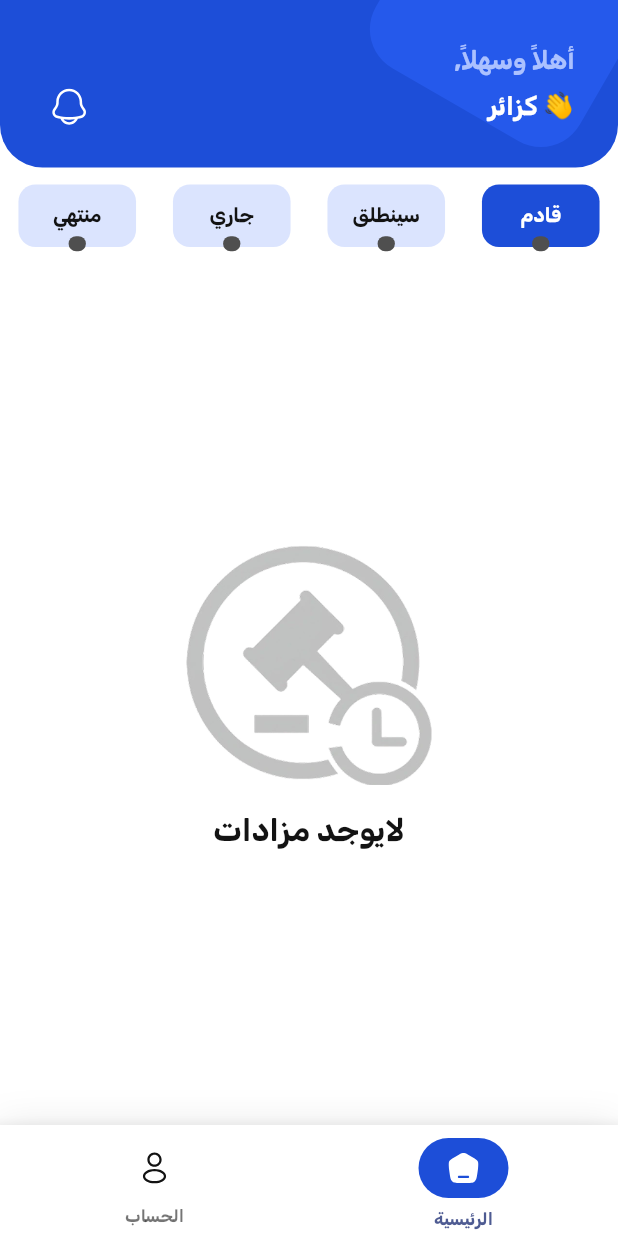
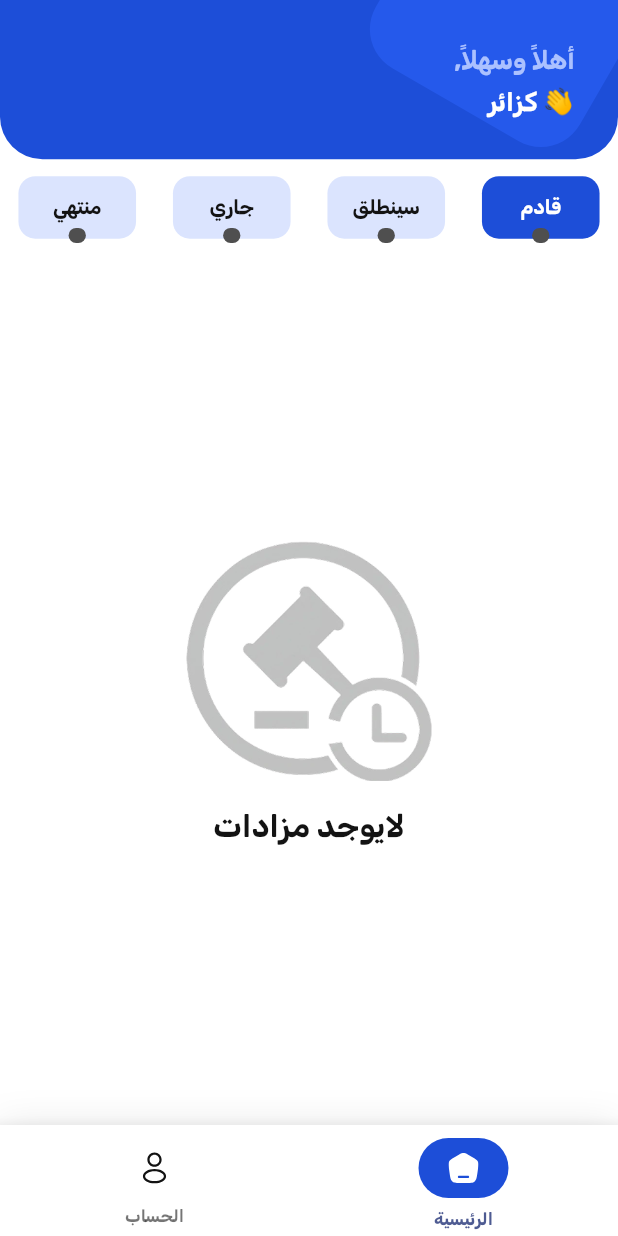
Before and after one commit to M1-Hisham/Mzaodina-App, a Flutter app: the screen it shows after launch, on a phone screen of 412 x 824 dp. Run offline on Flutter 3.47's test engine with Material 3 defaults, Android fonts, the light colour scheme and no system bars; our stand-ins replace cached_network_image, dartz, dio, firebase_core, firebase_messaging, flutter_bloc and 16 more; missing offline and left inert: uni_country_city_picker; accounts and stored records are empty; generated files the repository leaves out were written again; network calls fail; project files that could hold a hidden picture were left out.

Commit message:
`Refactor custom app bar widget to use flutter_svg instead of svg package and add flashing notification dot`

```diff
--- a/lib/feature/home/ui/view/widget/custom_app_bar_home.dart
+++ b/lib/feature/home/ui/view/widget/custom_app_bar_home.dart
@@ -1,7 +1,7 @@
 import 'package:flutter/material.dart';
 import 'package:flutter_bloc/flutter_bloc.dart';
 import 'package:flutter_screenutil/flutter_screenutil.dart';
-import 'package:flutter_svg/svg.dart';
+import 'package:flutter_svg/flutter_svg.dart';
 import 'package:mzaodina_app/core/DI/setup_get_it.dart';
 import 'package:mzaodina_app/core/resources/resources.dart';
 import 'package:mzaodina_app/core/router/app_routes.dart';
@@ -40,7 +40,6 @@ class CustomAppBarHome extends StatelessWidget {
                     'أهلاً وسهلاً,',
                     style: R.textStyles.font18GreyW500Light,
                   ),
-
                   SizedBox(height: 7.h),
                   Row(
                     children: [
@@ -61,11 +60,6 @@ class CustomAppBarHome extends StatelessWidget {
                               '👋 ${state.userModel.data?.username ?? ''}',
                               style: R.textStyles.font18WhiteW500Light,
                             );
-                          } else if (state is UserDataError) {
-                            return Text(
-                              '👋 كزائر',
-                              style: R.textStyles.font18WhiteW500Light,
-                            );
                           } else {
                             return Text(
                               '👋 كزائر',
@@ -74,56 +68,54 @@ class CustomAppBarHome extends StatelessWidget {
                           }
                         },
                       ),
-                      Spacer(),
-                      BlocProvider(
-                        create:
-                            (context) =>
-                                getIt<GetNotificationCubit>()
+
+                      const Spacer(),
+
+                      /// الإشعارات تظهر فقط لو المستخدم مسجل دخول
+                      BlocBuilder<UserDataCubit, UserDataState>(
+                        builder: (context, userState) {
+                          if (userState is UserDataSuccess) {
+                            return BlocProvider(
+                              create: (context) => getIt<GetNotificationCubit>()
                                 ..fetchNotifications(null),
-                        child: BlocBuilder<
-                          GetNotificationCubit,
-                          GetAllNotificationState
-                        >(
-                          builder: (context, state) {
+                              child: BlocBuilder<GetNotificationCubit,
+                                  GetAllNotificationState>(
+                                builder: (context, notifState) {
+                                  final hasNotifications =
+                                      notifState is GetAllNotificationSuccess &&
+                                          notifState.response.notifications.data
+                                              .isNotEmpty;
+
                                   return Stack(
                                     children: [
                                       InkWell(
-                                  onTap:
-                                      () => Navigator.pushNamed(
+                                        onTap: () {
+                                          Navigator.pushNamed(
                                             context,
                                             AppRoutes.notificationsScreenRoute,
-                                        // AppRoutes.notificationsScreenRoute,
-                                      ),
+                                          );
+                                        },
                                         child: SvgPicture.asset(
                                           R.images.iconNotiv,
                                           width: 26.w,
                                           height: 26.h,
                                         ),
                                       ),
-                                state is GetAllNotificationSuccess
-                                    ? state
-                                            .response
-                                            .notifications
-                                            .data
-                                            .isNotEmpty
-                                        ? Positioned(
+                                      if (hasNotifications)
+                                        Positioned(
                                           right: 0,
                                           top: 0,
-                                          child: Container(
-                                            width: 8.w,
-                                            height: 8.h,
-                                            decoration: BoxDecoration(
-                                              color: R.colors.redColor,
-                                              shape: BoxShape.circle,
+                                          child: _FlashingDot(),
                                         ),
-                                          ),
-                                        )
-                                        : SizedBox.shrink()
-                                    : SizedBox.shrink(),
                                     ],
                                   );
                                 },
                               ),
+                            );
+                          } else {
+                            return const SizedBox.shrink();
+                          }
+                        },
                       ),
                     ],
                   ),
@@ -136,3 +128,47 @@ class CustomAppBarHome extends StatelessWidget {
     );
   }
 }
+
+class _FlashingDot extends StatefulWidget {
+  const _FlashingDot({super.key});
+
+  @override
+  State<_FlashingDot> createState() => _FlashingDotState();
+}
+
+class _FlashingDotState extends State<_FlashingDot>
+    with SingleTickerProviderStateMixin {
+  late AnimationController _controller;
+  late Animation<double> _animation;
+
+  @override
+  void initState() {
+    super.initState();
+    _controller = AnimationController(
+      duration: const Duration(milliseconds: 800),
+      vsync: this,
+    )..repeat(reverse: true);
+    _animation = Tween<double>(begin: 0.6, end: 1.0).animate(_controller);
+  }
+
+  @override
+  void dispose() {
+    _controller.dispose();
+    super.dispose();
+  }
+
+  @override
+  Widget build(BuildContext context) {
+    return FadeTransition(
+      opacity: _animation,
+      child: Container(
+        width: 8.w,
+        height: 8.h,
+        decoration: BoxDecoration(
+          color: R.colors.redColor,
+          shape: BoxShape.circle,
+        ),
+      ),
+    );
+  }
+}
```
Lines whose indentation alone changed are shown as unchanged.
